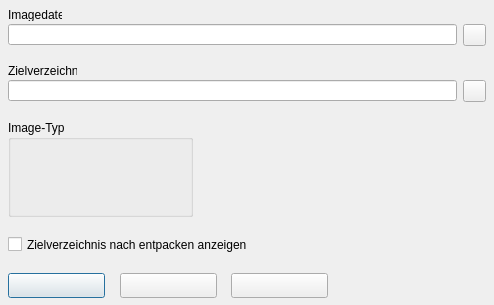
The window that src/forms/ExpandImageFormUnit.ui (Eldricos/D-Fend-Reborn) describes before a commit, drawn with Qt 5.
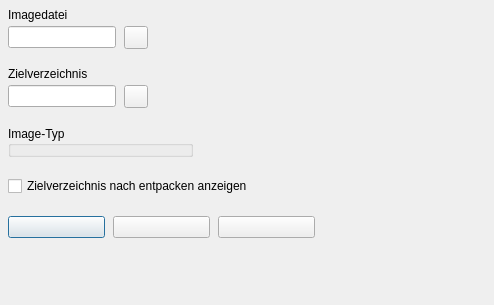
The same window after the commit. Icons and pictures are not drawn. Custom widgets are drawn as their Qt base class.

Commit message: Remaining dialogs: Qt layouts instead of fixed pixel positions

Diff of the .ui file:
```diff
--- a/src/forms/ExpandImageFormUnit.ui
+++ b/src/forms/ExpandImageFormUnit.ui
@@ -9,78 +9,208 @@
     <property name="vclKeyPreview" stdset="0"><bool>true</bool></property>
     <property name="vclDesignWidth" stdset="0"><number>494</number></property>
     <property name="vclDesignHeight" stdset="0"><number>305</number></property>
-    <widget class="QToolButton" name="FileNameButton">
-      <property name="geometry"><rect><x>463</x><y>24</y><width>23</width><height>22</height></rect></property>
-      <property name="icon"><iconset resource="../../resources/dfend.qrc"><normaloff>:/glyphs/92d9d1a333bceee3.png</normaloff></iconset></property>
-      <property name="iconSize"><size><width>16</width><height>16</height></size></property>
-    </widget>
-    <widget class="QToolButton" name="FolderButton">
-      <property name="geometry"><rect><x>463</x><y>80</y><width>23</width><height>22</height></rect></property>
-      <property name="tag" stdset="0"><number>1</number></property>
-      <property name="icon"><iconset resource="../../resources/dfend.qrc"><normaloff>:/glyphs/f94df2c8efcaad41.png</normaloff></iconset></property>
-      <property name="iconSize"><size><width>16</width><height>16</height></size></property>
-    </widget>
-    <widget class="QPushButton" name="OKButton">
-      <property name="geometry"><rect><x>8</x><y>273</y><width>97</width><height>25</height></rect></property>
-      <property name="text"><string></string></property>
-      <property name="autoDefault"><bool>false</bool></property>
-      <property name="vclKind" stdset="0"><string notr="true">bkOK</string></property>
-      <property name="default"><bool>true</bool></property>
-      <property name="vclModalResult" stdset="0"><string notr="true">mrOk</string></property>
-      <property name="vclOnClick" stdset="0"><string notr="true">OKButtonClick</string></property>
-    </widget>
-    <widget class="QPushButton" name="CancelButton">
-      <property name="geometry"><rect><x>120</x><y>273</y><width>97</width><height>25</height></rect></property>
-      <property name="text"><string></string></property>
-      <property name="autoDefault"><bool>false</bool></property>
-      <property name="vclKind" stdset="0"><string notr="true">bkCancel</string></property>
-      <property name="vclCancel" stdset="0"><bool>true</bool></property>
-      <property name="vclModalResult" stdset="0"><string notr="true">mrCancel</string></property>
-    </widget>
-    <widget class="QLineEdit" name="FileNameEdit">
-      <property name="geometry"><rect><x>8</x><y>24</y><width>449</width><height>21</height></rect></property>
-    </widget>
-    <widget class="QLabel" name="FileNameEdit_EditLabel">
-      <property name="geometry"><rect><x>8</x><y>8</y><width>54</width><height>13</height></rect></property>
-      <property name="text"><string>Imagedatei</string></property>
-      <property name="textFormat"><enum>Qt::PlainText</enum></property>
-      <property name="vclAutoSize" stdset="0"><bool>true</bool></property>
-      <property name="vclFocusControl" stdset="0"><string notr="true">FileNameEdit</string></property>
-      <property name="vclLabeledEditOf" stdset="0"><string notr="true">FileNameEdit</string></property>
-    </widget>
-    <widget class="QLineEdit" name="FolderEdit">
-      <property name="geometry"><rect><x>8</x><y>80</y><width>449</width><height>21</height></rect></property>
-    </widget>
-    <widget class="QLabel" name="FolderEdit_EditLabel">
-      <property name="geometry"><rect><x>8</x><y>64</y><width>69</width><height>13</height></rect></property>
-      <property name="text"><string>Zielverzeichnis</string></property>
-      <property name="textFormat"><enum>Qt::PlainText</enum></property>
-      <property name="vclAutoSize" stdset="0"><bool>true</bool></property>
-      <property name="vclFocusControl" stdset="0"><string notr="true">FolderEdit</string></property>
-      <property name="vclLabeledEditOf" stdset="0"><string notr="true">FolderEdit</string></property>
-    </widget>
-    <widget class="QCheckBox" name="OpenFolderCheckBox">
-      <property name="geometry"><rect><x>8</x><y>236</y><width>478</width><height>17</height></rect></property>
-      <property name="text"><string>Zielverzeichnis nach entpacken anzeigen</string></property>
-    </widget>
-    <widget class="TRadioGroupWidget" name="ImageTypeRadioGroup">
-      <property name="geometry"><rect><x>8</x><y>120</y><width>185</width><height>97</height></rect></property>
-      <property name="title"><string>Image-Typ</string></property>
-      <property name="items" stdset="0">
-        <stringlist notr="true">
-          <string>Disketten-Image</string>
-          <string>Festplatten-Image</string>
-          <string>ISO-Image</string>
-        </stringlist>
-      </property>
-    </widget>
-    <widget class="QPushButton" name="HelpButton">
-      <property name="geometry"><rect><x>231</x><y>273</y><width>97</width><height>25</height></rect></property>
-      <property name="text"><string></string></property>
-      <property name="autoDefault"><bool>false</bool></property>
-      <property name="vclKind" stdset="0"><string notr="true">bkHelp</string></property>
-      <property name="vclOnClick" stdset="0"><string notr="true">HelpButtonClick</string></property>
-    </widget>
+    <layout class="QVBoxLayout" name="ExpandImageForm_Layout" stretch="0,0,0,0,0,0,0,0,0,1">
+      <property name="leftMargin"><number>8</number></property>
+      <property name="topMargin"><number>8</number></property>
+      <property name="rightMargin"><number>8</number></property>
+      <property name="bottomMargin"><number>8</number></property>
+      <property name="spacing"><number>0</number></property>
+      <item>
+        <layout class="QGridLayout" name="ExpandImageForm_Section1" columnstretch="0,0,1">
+          <property name="leftMargin"><number>0</number></property>
+          <property name="topMargin"><number>0</number></property>
+          <property name="rightMargin"><number>0</number></property>
+          <property name="bottomMargin"><number>0</number></property>
+          <property name="horizontalSpacing"><number>8</number></property>
+          <property name="verticalSpacing"><number>4</number></property>
+          <item row="0" column="0" colspan="3">
+            <widget class="QLabel" name="FileNameEdit_EditLabel">
+              <property name="text"><string>Imagedatei</string></property>
+              <property name="textFormat"><enum>Qt::PlainText</enum></property>
+              <property name="vclFocusControl" stdset="0"><string notr="true">FileNameEdit</string></property>
+              <property name="vclLabeledEditOf" stdset="0"><string notr="true">FileNameEdit</string></property>
+            </widget>
+          </item>
+          <item row="1" column="0">
+            <widget class="QLineEdit" name="FileNameEdit">
+      </widget>
+          </item>
+          <item row="1" column="1" alignment="Qt::AlignLeft">
+            <widget class="QToolButton" name="FileNameButton">
+              <property name="icon"><iconset resource="../../resources/dfend.qrc"><normaloff>:/glyphs/92d9d1a333bceee3.png</normaloff></iconset></property>
+              <property name="iconSize"><size><width>16</width><height>16</height></size></property>
+              <property name="minimumSize"><size><width>23</width><height>0</height></size></property>
+            </widget>
+          </item>
+          <item row="0" column="2">
+            <spacer name="ExpandImageForm_Section1_HFill">
+              <property name="orientation"><enum>Qt::Horizontal</enum></property>
+              <property name="sizeHint" stdset="0"><size><width>0</width><height>0</height></size></property>
+            </spacer>
+          </item>
+        </layout>
+      </item>
+      <item>
+        <spacer name="ExpandImageForm_Gap1">
+          <property name="orientation"><enum>Qt::Vertical</enum></property>
+          <property name="sizeType"><enum>QSizePolicy::Fixed</enum></property>
+          <property name="sizeHint" stdset="0"><size><width>0</width><height>18</height></size></property>
+        </spacer>
+      </item>
+      <item>
+        <layout class="QGridLayout" name="ExpandImageForm_Section2" columnstretch="0,0,1">
+          <property name="leftMargin"><number>0</number></property>
+          <property name="topMargin"><number>0</number></property>
+          <property name="rightMargin"><number>0</number></property>
+          <property name="bottomMargin"><number>0</number></property>
+          <property name="horizontalSpacing"><number>8</number></property>
+          <property name="verticalSpacing"><number>4</number></property>
+          <item row="0" column="0" colspan="3">
+            <widget class="QLabel" name="FolderEdit_EditLabel">
+              <property name="text"><string>Zielverzeichnis</string></property>
+              <property name="textFormat"><enum>Qt::PlainText</enum></property>
+              <property name="vclFocusControl" stdset="0"><string notr="true">FolderEdit</string></property>
+              <property name="vclLabeledEditOf" stdset="0"><string notr="true">FolderEdit</string></property>
+            </widget>
+          </item>
+          <item row="1" column="0">
+            <widget class="QLineEdit" name="FolderEdit">
+      </widget>
+          </item>
+          <item row="1" column="1" alignment="Qt::AlignLeft">
+            <widget class="QToolButton" name="FolderButton">
+              <property name="tag" stdset="0"><number>1</number></property>
+              <property name="icon"><iconset resource="../../resources/dfend.qrc"><normaloff>:/glyphs/f94df2c8efcaad41.png</normaloff></iconset></property>
+              <property name="iconSize"><size><width>16</width><height>16</height></size></property>
+              <property name="minimumSize"><size><width>23</width><height>0</height></size></property>
+            </widget>
+          </item>
+          <item row="0" column="2">
+            <spacer name="ExpandImageForm_Section2_HFill">
+              <property name="orientation"><enum>Qt::Horizontal</enum></property>
+              <property name="sizeHint" stdset="0"><size><width>0</width><height>0</height></size></property>
+            </spacer>
+          </item>
+        </layout>
+      </item>
+      <item>
+        <spacer name="ExpandImageForm_Gap2">
+          <property name="orientation"><enum>Qt::Vertical</enum></property>
+          <property name="sizeType"><enum>QSizePolicy::Fixed</enum></property>
+          <property name="sizeHint" stdset="0"><size><width>0</width><height>18</height></size></property>
+        </spacer>
+      </item>
+      <item>
+        <layout class="QGridLayout" name="ExpandImageForm_Section3" columnstretch="0,1">
+          <property name="leftMargin"><number>0</number></property>
+          <property name="topMargin"><number>0</number></property>
+          <property name="rightMargin"><number>0</number></property>
+          <property name="bottomMargin"><number>0</number></property>
+          <property name="horizontalSpacing"><number>8</number></property>
+          <property name="verticalSpacing"><number>4</number></property>
+          <item row="0" column="0" alignment="Qt::AlignLeft">
+            <widget class="TRadioGroupWidget" name="ImageTypeRadioGroup">
+              <property name="title"><string>Image-Typ</string></property>
+              <property name="items" stdset="0"><stringlist notr="true"><string>Disketten-Image</string><string>Festplatten-Image</string><string>ISO-Image</string></stringlist></property>
+              <property name="minimumSize"><size><width>185</width><height>0</height></size></property>
+            </widget>
+          </item>
+          <item row="0" column="1">
+            <spacer name="ExpandImageForm_Section3_HFill">
+              <property name="orientation"><enum>Qt::Horizontal</enum></property>
+              <property name="sizeHint" stdset="0"><size><width>0</width><height>0</height></size></property>
+            </spacer>
+          </item>
+        </layout>
+      </item>
+      <item>
+        <spacer name="ExpandImageForm_Gap3">
+          <property name="orientation"><enum>Qt::Vertical</enum></property>
+          <property name="sizeType"><enum>QSizePolicy::Fixed</enum></property>
+          <property name="sizeHint" stdset="0"><size><width>0</width><height>19</height></size></property>
+        </spacer>
+      </item>
+      <item>
+        <layout class="QGridLayout" name="ExpandImageForm_Section4" columnstretch="0,1">
+          <property name="leftMargin"><number>0</number></property>
+          <property name="topMargin"><number>0</number></property>
+          <property name="rightMargin"><number>0</number></property>
+          <property name="bottomMargin"><number>0</number></property>
+          <property name="horizontalSpacing"><number>8</number></property>
+          <property name="verticalSpacing"><number>4</number></property>
+          <item row="0" column="0" colspan="2">
+            <widget class="QCheckBox" name="OpenFolderCheckBox">
+              <property name="text"><string>Zielverzeichnis nach entpacken anzeigen</string></property>
+            </widget>
+          </item>
+          <item row="0" column="1">
+            <spacer name="ExpandImageForm_Section4_HFill">
+              <property name="orientation"><enum>Qt::Horizontal</enum></property>
+              <property name="sizeHint" stdset="0"><size><width>0</width><height>0</height></size></property>
+            </spacer>
+          </item>
+        </layout>
+      </item>
+      <item>
+        <spacer name="ExpandImageForm_Gap4">
+          <property name="orientation"><enum>Qt::Vertical</enum></property>
+          <property name="sizeType"><enum>QSizePolicy::Fixed</enum></property>
+          <property name="sizeHint" stdset="0"><size><width>0</width><height>20</height></size></property>
+        </spacer>
+      </item>
+      <item>
+        <layout class="QGridLayout" name="ExpandImageForm_Section5" columnstretch="0,0,0,1">
+          <property name="leftMargin"><number>0</number></property>
+          <property name="topMargin"><number>0</number></property>
+          <property name="rightMargin"><number>0</number></property>
+          <property name="bottomMargin"><number>0</number></property>
+          <property name="horizontalSpacing"><number>8</number></property>
+          <property name="verticalSpacing"><number>4</number></property>
+          <item row="0" column="0" alignment="Qt::AlignLeft">
+            <widget class="QPushButton" name="OKButton">
+              <property name="text"><string /></property>
+              <property name="autoDefault"><bool>false</bool></property>
+              <property name="vclKind" stdset="0"><string notr="true">bkOK</string></property>
+              <property name="default"><bool>true</bool></property>
+              <property name="vclModalResult" stdset="0"><string notr="true">mrOk</string></property>
+              <property name="vclOnClick" stdset="0"><string notr="true">OKButtonClick</string></property>
+              <property name="minimumSize"><size><width>97</width><height>0</height></size></property>
+            </widget>
+          </item>
+          <item row="0" column="1" alignment="Qt::AlignLeft">
+            <widget class="QPushButton" name="CancelButton">
+              <property name="text"><string /></property>
+              <property name="autoDefault"><bool>false</bool></property>
+              <property name="vclKind" stdset="0"><string notr="true">bkCancel</string></property>
+              <property name="vclCancel" stdset="0"><bool>true</bool></property>
+              <property name="vclModalResult" stdset="0"><string notr="true">mrCancel</string></property>
+              <property name="minimumSize"><size><width>97</width><height>0</height></size></property>
+            </widget>
+          </item>
+          <item row="0" column="2" alignment="Qt::AlignLeft">
+            <widget class="QPushButton" name="HelpButton">
+              <property name="text"><string /></property>
+              <property name="autoDefault"><bool>false</bool></property>
+              <property name="vclKind" stdset="0"><string notr="true">bkHelp</string></property>
+              <property name="vclOnClick" stdset="0"><string notr="true">HelpButtonClick</string></property>
+              <property name="minimumSize"><size><width>97</width><height>0</height></size></property>
+            </widget>
+          </item>
+          <item row="0" column="3">
+            <spacer name="ExpandImageForm_Section5_HFill">
+              <property name="orientation"><enum>Qt::Horizontal</enum></property>
+              <property name="sizeHint" stdset="0"><size><width>0</width><height>0</height></size></property>
+            </spacer>
+          </item>
+        </layout>
+      </item>
+      <item>
+        <spacer name="ExpandImageForm_VFill">
+          <property name="orientation"><enum>Qt::Vertical</enum></property>
+          <property name="sizeHint" stdset="0"><size><width>0</width><height>0</height></size></property>
+        </spacer>
+      </item>
+    </layout>
   </widget>
   <customwidgets>
     <customwidget>
```
Left out of the diff: 6 changed lines with no effect on the pictures. The commit also changes 102 other files.
